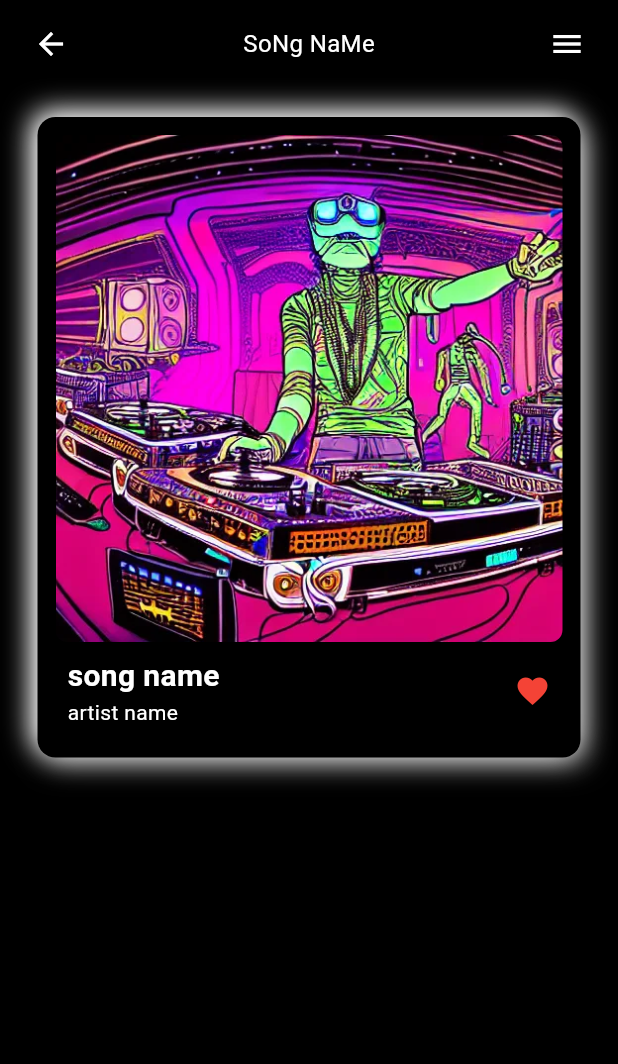
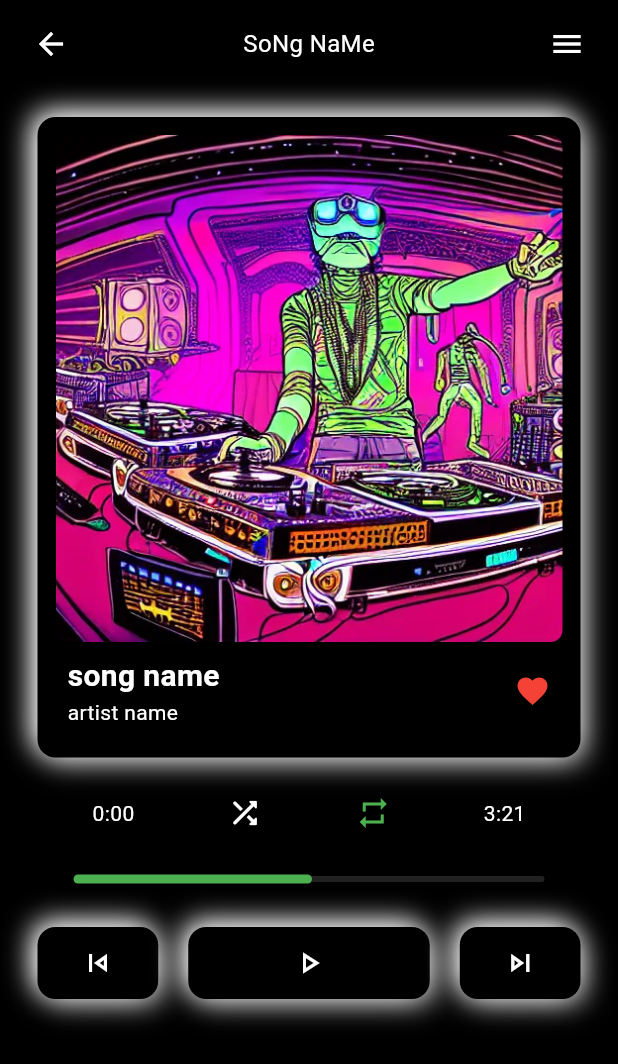
Before and after one commit to Jeffrey-joe-mathews/MuSiQue, a Flutter app: the SongPage screen opened directly, on a phone screen of 412 x 824 dp. Shown: the top 1064 px of the screen. Run offline on Flutter 3.47's test engine with Material 3 defaults, Android fonts, the phone set to English and light mode, and no system bars.

Commit message:
made the UI of the song page

```diff
--- a/lib/pages/song_page.dart
+++ b/lib/pages/song_page.dart
@@ -27,7 +27,7 @@ class _SongPageState extends State<SongPage> {
                       children: [
                         // back button
                         IconButton(
-                          onPressed: () {},
+                          onPressed:() => Navigator.pop(context),
                           icon: const Icon(Icons.arrow_back),
                         ),
 
@@ -62,7 +62,10 @@ class _SongPageState extends State<SongPage> {
 
                           // song and artist name
                           Padding(
-                            padding: const EdgeInsets.symmetric(vertical: 8, horizontal: 8),
+                            padding: const EdgeInsets.symmetric(
+                              vertical: 8,
+                              horizontal: 8,
+                            ),
                             child: Row(
                               mainAxisAlignment: MainAxisAlignment.spaceBetween,
                               children: [
@@ -74,11 +77,16 @@ class _SongPageState extends State<SongPage> {
                                       style: TextStyle(
                                         fontWeight: FontWeight.bold,
                                         fontSize: 20,
-                                        overflow: TextOverflow.fade
+                                        overflow: TextOverflow.fade,
                                       ),
                                     ),
 
-                                    Text("artist name",style: TextStyle( overflow: TextOverflow.fade),),
+                                    Text(
+                                      "artist name",
+                                      style: TextStyle(
+                                        overflow: TextOverflow.fade,
+                                      ),
+                                    ),
                                   ],
                                 ),
 
@@ -93,15 +101,73 @@ class _SongPageState extends State<SongPage> {
 
                   // song duration progress
                   Row(
+                    mainAxisAlignment: MainAxisAlignment.spaceEvenly,
                     children: [
                       // start time
+                      Text("0:00"),
+                      // shuffle
+                      Icon(Icons.shuffle_rounded),
+                      // repeat
+                      Icon(Icons.repeat, color: Colors.green,),
+                      // end time
+                      Text("3:21"),
+                    ],
+                  ),
 
-                      // shuffle
+                  // slider
+                  Padding(
+                    padding: const EdgeInsets.symmetric(horizontal: 25, vertical: 8),
+                    child: SliderTheme(
+                      data: SliderThemeData(
+                        thumbShape: SliderComponentShape.noThumb,
+                      ),
+                      child: Slider(
+                        min: 0,
+                        max: 100,
+                        value: 50,
+                        activeColor: Colors.green,
+                        inactiveColor: Theme.of(context).colorScheme.secondary,
+                        onChanged: (value) {},
+                      ),
+                    ),
+                  ),
 
-                      // repeat
+                  // controls
+                  Padding(
+                    padding: const EdgeInsets.symmetric(horizontal: 25),
+                    child: Row(
+                      children: [
+                        // prev
+                        Expanded(
+                          child: GestureDetector(
+                            child: MusiquePlayer(
+                              child: Icon(Icons.skip_previous_outlined)
+                            )
+                          ),
+                        ),
 
-                      // end time
-                    ],
+                        const SizedBox(width: 20,),
+                        // play/pause
+                        Expanded(
+                          flex: 2,
+                          child: GestureDetector(
+                            child: MusiquePlayer(
+                              child: Icon(Icons.play_arrow_outlined)
+                            )
+                          ),
+                        ),
+
+                        const SizedBox(width: 20,),
+                        // next
+                        Expanded(
+                          child: GestureDetector(
+                            child: MusiquePlayer(
+                              child: Icon(Icons.skip_next_outlined)
+                            )
+                          ),
+                        ),
+                      ],
+                    ),
                   )
 
                 ],
```
